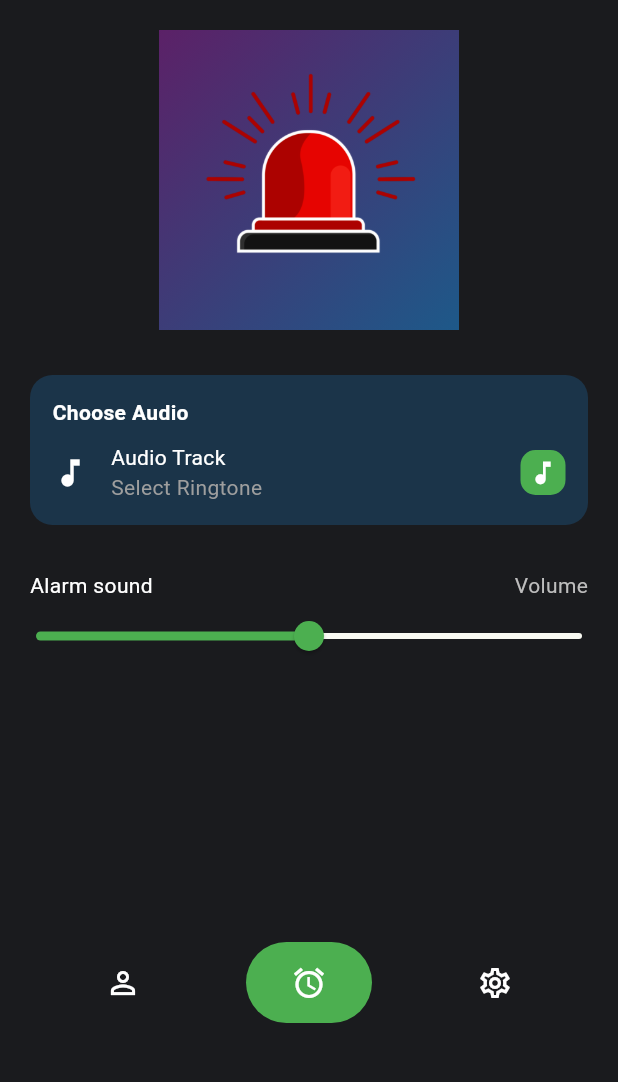
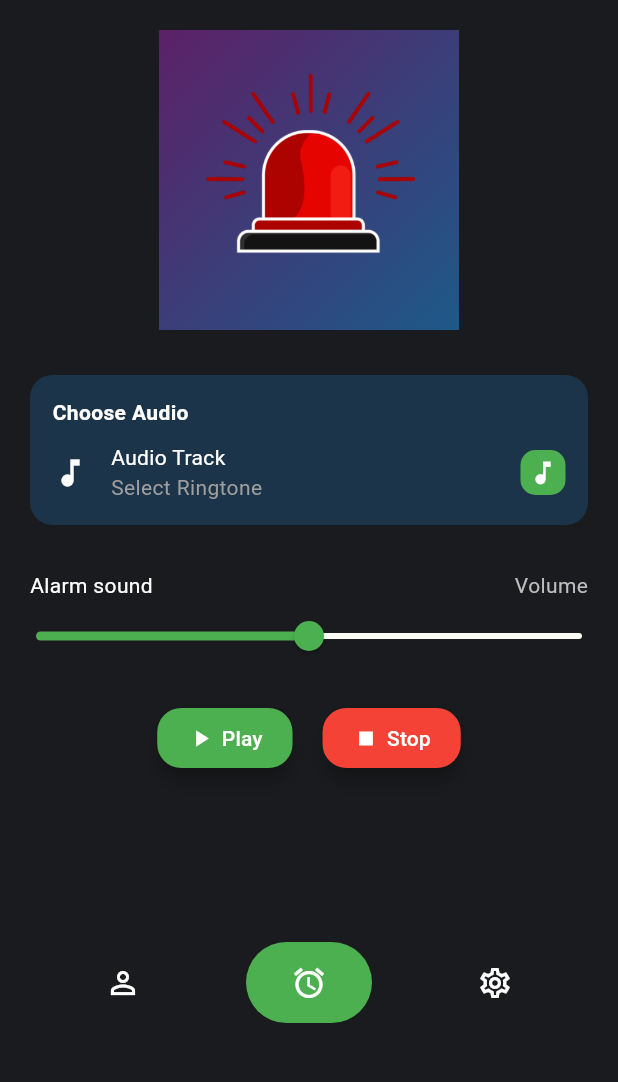
Before and after one commit to SundarDong/Fraud_Alarm_Apk, a Flutter app: the AlarmHomePage screen opened directly, on a phone screen of 412 x 824 dp, the part 153-1235 px from its top. Run offline on Flutter 3.47's test engine with Material 3 defaults, Android fonts, the phone set to English and light mode, and no system bars; our stand-ins replace audioplayers, file_picker, icons_plus, permission_handler.

Commit message:
feat: ringtone play stop and volume manage feature added

```diff
--- a/lib/View/screens/homepage.dart
+++ b/lib/View/screens/homepage.dart
@@ -1,9 +1,8 @@
-// ignore_for_file: deprecated_member_use
-
 import 'dart:io';
 import 'package:flutter/material.dart';
 import 'package:file_picker/file_picker.dart';
 import 'package:permission_handler/permission_handler.dart';
+import 'package:audioplayers/audioplayers.dart';
 
 void main() {
   runApp(const AlarmApp());
@@ -15,7 +14,13 @@ class AlarmApp extends StatelessWidget {
   @override
   Widget build(BuildContext context) {
     return MaterialApp(
-      theme: ThemeData.dark(),
+      theme: ThemeData.dark().copyWith(
+        scaffoldBackgroundColor: const Color(0xFF1A1B1E),
+        appBarTheme: const AppBarTheme(
+          backgroundColor: Colors.transparent,
+          elevation: 0,
+        ),
+      ),
       home: const AlarmHomePage(),
     );
   }
@@ -31,6 +36,8 @@ class AlarmHomePage extends StatefulWidget {
 class _AlarmHomePageState extends State<AlarmHomePage> {
   double _alarmVolume = 0.5;
   String? _selectedRingtonePath;
+  final AudioPlayer _audioPlayer = AudioPlayer();
+  PlayerState _audioPlayerState = PlayerState.stopped;
 
   Future<void> _pickRingtone() async {
     try {
@@ -46,7 +53,7 @@ class _AlarmHomePageState extends State<AlarmHomePage> {
 
         if (!isGranted) {
           _showSnackBar('Storage permissions are required');
-          await openAppSettings(); // Open app settings for manual permission
+          await openAppSettings();
           return;
         }
       }
@@ -71,6 +78,37 @@ class _AlarmHomePageState extends State<AlarmHomePage> {
     }
   }
 
+  Future<void> _playRingtone() async {
+    if (_selectedRingtonePath != null) {
+      try {
+        await _audioPlayer.setVolume(_alarmVolume);
+        Source audioSource = DeviceFileSource(_selectedRingtonePath!);
+        await _audioPlayer.play(audioSource);
+
+        _audioPlayer.onPlayerStateChanged.listen((PlayerState state) {
+          setState(() {
+            _audioPlayerState = state;
+          });
+        });
+
+        _showSnackBar('Playing: ${_getFileName()}');
+      } catch (e) {
+        print('Audio playback error: $e');
+        _showSnackBar('Error playing audio: $e');
+      }
+    } else {
+      _showSnackBar('Please select an audio file first');
+    }
+  }
+
+  Future<void> _stopRingtone() async {
+    await _audioPlayer.stop();
+    setState(() {
+      _audioPlayerState = PlayerState.stopped;
+    });
+    _showSnackBar('Audio stopped');
+  }
+
   void _showSnackBar(String message) {
     ScaffoldMessenger.of(context).showSnackBar(
       SnackBar(content: Text(message)),
@@ -81,6 +119,12 @@ class _AlarmHomePageState extends State<AlarmHomePage> {
     return _selectedRingtonePath != null
         ? _selectedRingtonePath!.split('/').last
         : 'Select Ringtone';
+  }
+
+  @override
+  void dispose() {
+    _audioPlayer.dispose();
+    super.dispose();
   }
 
   @override
@@ -125,9 +169,7 @@ class _AlarmHomePageState extends State<AlarmHomePage> {
                 decoration: BoxDecoration(
                   gradient: LinearGradient(
                     colors: [
-                      // ignore: deprecated_member_use
                       Colors.purple.withOpacity(0.5),
-                      // ignore: deprecated_member_use
                       Colors.blue.withOpacity(0.5),
                     ],
                     begin: Alignment.topLeft,
@@ -135,9 +177,6 @@ class _AlarmHomePageState extends State<AlarmHomePage> {
                   ),
                 ),
               ),
-              Stack(
-                alignment: Alignment.center,
-                children: [
               ClipRRect(
                 borderRadius: BorderRadius.circular(20),
                 child: Image.asset(
@@ -146,8 +185,6 @@ class _AlarmHomePageState extends State<AlarmHomePage> {
                   height: 150,
                   fit: BoxFit.contain,
                 ),
-                  ),
-                ],
               )
             ],
           ),
@@ -231,9 +268,45 @@ class _AlarmHomePageState extends State<AlarmHomePage> {
             onChanged: (value) {
               setState(() {
                 _alarmVolume = value;
+                _audioPlayer.setVolume(value);
               });
             },
             activeColor: Colors.green,
+          ),
+          const SizedBox(height: 20),
+          Row(
+            mainAxisAlignment: MainAxisAlignment.center,
+            children: [
+              ElevatedButton(
+                onPressed: _playRingtone,
+                style: ElevatedButton.styleFrom(
+                  backgroundColor: Colors.green,
+                  padding: const EdgeInsets.symmetric(horizontal: 20, vertical: 10),
+                ),
+                child: Row(
+                  children: [
+                    const Icon(Icons.play_arrow),
+                    const SizedBox(width: 5),
+                    Text(_audioPlayerState == PlayerState.playing ? 'Playing' : 'Play'),
+                  ],
+                ),
+              ),
+              const SizedBox(width: 20),
+              ElevatedButton(
+                onPressed: _stopRingtone,
+                style: ElevatedButton.styleFrom(
+                  backgroundColor: Colors.red,
+                  padding: const EdgeInsets.symmetric(horizontal: 20, vertical: 10),
+                ),
+                child: const Row(
+                  children: [
+                    Icon(Icons.stop),
+                    SizedBox(width: 5),
+                    Text('Stop'),
+                  ],
+                ),
+              ),
+            ],
           ),
           const Spacer(),
           Padding(
```
Lines whose indentation alone changed are shown as unchanged.
